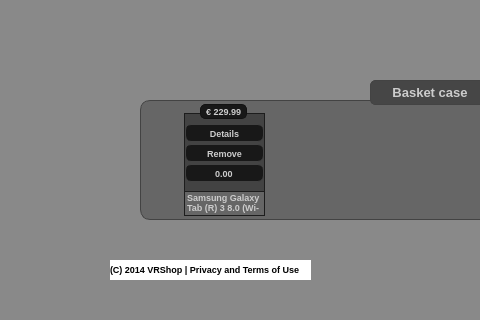
Above: Dev/OSG/Src/ShopScene/libShoppingPlace/VRShoppingPlace_GUI.ui from octaviansoldea/VRShop before the change; both pictures show x 0 to 480 and y 380 to 700 of the 1135 by 949 pixel window. Below: the same form after it.
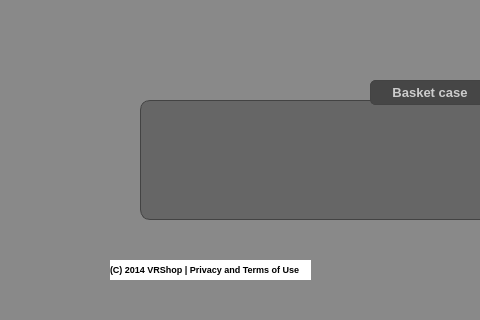
That is the form after the change. Icons and pictures are not drawn. Custom widgets are drawn as their Qt base class.

Commit message: Basket done; debugging

Diff of the .ui file:
```diff
--- a/Dev/OSG/Src/ShopScene/libShoppingPlace/VRShoppingPlace_GUI.ui
+++ b/Dev/OSG/Src/ShopScene/libShoppingPlace/VRShoppingPlace_GUI.ui
@@ -810,361 +810,6 @@
          <bool>true</bool>
         </property>
        </widget>
-       <widget class="VR::VRQFrame" name="m_pVRQFrameProductItem">
-        <property name="geometry">
-         <rect>
-          <x>44</x>
-          <y>13</y>
-          <width>81</width>
-          <height>103</height>
-         </rect>
-        </property>
-        <property name="maximumSize">
-         <size>
-          <width>81</width>
-          <height>16777215</height>
-         </size>
-        </property>
-        <property name="mouseTracking">
-         <bool>true</bool>
-        </property>
-        <property name="autoFillBackground">
-         <bool>false</bool>
-        </property>
-        <property name="styleSheet">
-         <string notr="true">QFrame	{
-	border: 1px solid rgb(29,29,29);
-	border-radius: 0px;
-	background-color: rgb(67,67,67);
-}</string>
-        </property>
-        <property name="frameShape">
-         <enum>QFrame::StyledPanel</enum>
-        </property>
-        <property name="frameShadow">
-         <enum>QFrame::Raised</enum>
-        </property>
-        <widget class="QLabel" name="m_pLabelProductInfo">
-         <property name="geometry">
-          <rect>
-           <x>1</x>
-           <y>77</y>
-           <width>79</width>
-           <height>25</height>
-          </rect>
-         </property>
-         <property name="font">
-          <font>
-           <family>Arial</family>
-           <pointsize>7</pointsize>
-           <weight>75</weight>
-           <bold>true</bold>
-           <strikeout>false</strikeout>
-           <stylestrategy>PreferDefault</stylestrategy>
-          </font>
-         </property>
-         <property name="acceptDrops">
-          <bool>true</bool>
-         </property>
-         <property name="styleSheet">
-          <string notr="true">QLabel {
-	color: rgb(204,204,204);
-	background-color:rgb(102,102,102);
-	border-radius:0px;
-	border:0px;
-}
-
-/*
-	border: 1px solid rgb(67,67,67);
-*/</string>
-         </property>
-         <property name="text">
-          <string>Samsung Galaxy Tab (R) 3 8.0 (Wi-Fi) White</string>
-         </property>
-         <property name="textFormat">
-          <enum>Qt::PlainText</enum>
-         </property>
-         <property name="scaledContents">
-          <bool>false</bool>
-         </property>
-         <property name="alignment">
-          <set>Qt::AlignLeading|Qt::AlignLeft|Qt::AlignTop</set>
-         </property>
-         <property name="wordWrap">
-          <bool>true</bool>
-         </property>
-         <property name="margin">
-          <number>-1</number>
-         </property>
-         <property name="indent">
-          <number>0</number>
-         </property>
-        </widget>
-        <widget class="QLabel" name="m_pLabelProductImage">
-         <property name="geometry">
-          <rect>
-           <x>0</x>
-           <y>0</y>
-           <width>81</width>
-           <height>79</height>
-          </rect>
-         </property>
-         <property name="mouseTracking">
-          <bool>true</bool>
-         </property>
-         <property name="styleSheet">
-          <string notr="true">QLabel	{
-	border: 1px solid rgb(29,29,29);
-	border-radius: 0px;
-	padding:0px;
-}</string>
-         </property>
-         <property name="text">
-          <string/>
-         </property>
-         <property name="textFormat">
-          <enum>Qt::PlainText</enum>
-         </property>
-         <property name="pixmap">
-          <pixmap>../../../../../../../Matej/Images/blueFlowers.bmp</pixmap>
-         </property>
-         <property name="scaledContents">
-          <bool>true</bool>
-         </property>
-         <property name="margin">
-          <number>0</number>
-         </property>
-         <property name="indent">
-          <number>0</number>
-         </property>
-        </widget>
-        <widget class="QFrame" name="m_pFrameProductItemHover">
-         <property name="enabled">
-          <bool>true</bool>
-         </property>
-         <property name="geometry">
-          <rect>
-           <x>1</x>
-           <y>1</y>
-           <width>79</width>
-           <height>77</height>
-          </rect>
-         </property>
-         <property name="maximumSize">
-          <size>
-           <width>81</width>
-           <height>16777215</height>
-          </size>
-         </property>
-         <property name="autoFillBackground">
-          <bool>false</bool>
-         </property>
-         <property name="styleSheet">
-          <string notr="true">QFrame	{
-	border:0px;
-	border-radius: 0px;
-	background-color: rgba(67,67,67,200);
-}
-
-/*
-	border: 1px solid rgb(29,29,29);
-*/</string>
-         </property>
-         <property name="frameShape">
-          <enum>QFrame::StyledPanel</enum>
-         </property>
-         <property name="frameShadow">
-          <enum>QFrame::Raised</enum>
-         </property>
-         <widget class="QPushButton" name="m_pPushButtonDetails">
-          <property name="geometry">
-           <rect>
-            <x>0</x>
-            <y>10</y>
-            <width>79</width>
-            <height>18</height>
-           </rect>
-          </property>
-          <property name="font">
-           <font>
-            <family>Arial</family>
-            <pointsize>7</pointsize>
-            <weight>75</weight>
-            <bold>true</bold>
-           </font>
-          </property>
-          <property name="styleSheet">
-           <string notr="true">/*
-QPushButton {
-	border: 2px solid #8f8f91;
-	border-radius: 6px;
-	background-color: qlineargradient(x1: 0, y1: 0, x2: 0, y2: 1,
-                                       stop: 0 #f6f7fa, stop: 1 #dadbde);
-	min-width: 75px;
-	max-width: 75px;
-}
-	background-color: rgb(204,204,204);
-
-*/
-QPushButton {
-	color: rgb(204,204,204);
-	border: 1px solid rgb(67,67,67);
-	border-radius: 6px;
-	background-color:rgb(24,24,24);
-
-	width: 81px;
-}
-
-QPushButton:hover {
-	color: white;
-}
-
-
-
-</string>
-          </property>
-          <property name="text">
-           <string>Details</string>
-          </property>
-         </widget>
-         <widget class="QPushButton" name="m_pPushButtonRemove">
-          <property name="geometry">
-           <rect>
-            <x>0</x>
-            <y>30</y>
-            <width>79</width>
-            <height>18</height>
-           </rect>
-          </property>
-          <property name="font">
-           <font>
-            <family>Arial</family>
-            <pointsize>7</pointsize>
-            <weight>75</weight>
-            <bold>true</bold>
-           </font>
-          </property>
-          <property name="styleSheet">
-           <string notr="true">QPushButton {
-	color: rgb(204,204,204);
-	border: 1px solid rgb(67,67,67);
-	border-radius: 6px;
-	background-color:rgb(24,24,24);
-
-	width: 81px;
-}
-
-QPushButton:hover {
-	color: white;
-}</string>
-          </property>
-          <property name="text">
-           <string>Remove</string>
-          </property>
-         </widget>
-         <widget class="QDoubleSpinBox" name="m_pDoubleSpinBoxQuantity">
-          <property name="geometry">
-           <rect>
-            <x>0</x>
-            <y>50</y>
-            <width>79</width>
-            <height>18</height>
-           </rect>
-          </property>
-          <property name="maximumSize">
-           <size>
-            <width>79</width>
-            <height>18</height>
-           </size>
-          </property>
-          <property name="font">
-           <font>
-            <family>Arial</family>
-            <pointsize>7</pointsize>
-            <weight>75</weight>
-            <bold>true</bold>
-           </font>
-          </property>
-          <property name="autoFillBackground">
-           <bool>false</bool>
-          </property>
-          <property name="styleSheet">
-           <string notr="true">QDoubleSpinBox {
-	width: 81px;
-	border-radius: 6px;
-	padding-left: 5px;
-	padding-right: 5px;
-
-	color: rgb(204,204,204);
-	border: 1px solid rgb(67,67,67);
-	background-color:rgb(24,24,24);
-}	
-
-QDoubleSpinBox::up-button {
-	subcontrol-origin: border;
-	subcontrol-position: right;
-	border-width: 0px;
-}
-
-QDoubleSpinBox::up-arrow {
-	image: url(C:/Projekti/arrow_right.png);
-	width: 10px;
-	height: 10px;
-}
-
-QDoubleSpinBox::down-button {
-	subcontrol-origin: border;
-	subcontrol-position: left;
-	border-width: 0px;
-}
-
-QDoubleSpinBox::down-arrow {
-	image: url(C:/Projekti/arrow_left.png);
-	width: 10px;
-	height: 10px;
-}</string>
-          </property>
-          <property name="alignment">
-           <set>Qt::AlignCenter</set>
-          </property>
-         </widget>
-        </widget>
-       </widget>
-       <widget class="QLabel" name="m_pLabelBasketProductPrice">
-        <property name="geometry">
-         <rect>
-          <x>60</x>
-          <y>4</y>
-          <width>47</width>
-          <height>15</height>
-         </rect>
-        </property>
-        <property name="font">
-         <font>
-          <family>Arial</family>
-          <pointsize>7</pointsize>
-          <weight>75</weight>
-          <bold>true</bold>
-         </font>
-        </property>
-        <property name="styleSheet">
-         <string notr="true">QLabel {
-	color: rgb(204,204,204);
-	border-radius: 5px;
-	border: 1px solid rgb(18,18,18);
-	background-color:rgb(24,24,24);
-}
-
-/*
-rgb(70,70,70);*/</string>
-        </property>
-        <property name="text">
-         <string>€ 229.99</string>
-        </property>
-        <property name="alignment">
-         <set>Qt::AlignCenter</set>
-        </property>
-       </widget>
       </widget>
       <widget class="QLabel" name="m_pLabelBasketCase">
        <property name="geometry">
@@ -1479,12 +1124,6 @@
    <header location="global">osgqt_widget.h</header>
    <container>1</container>
   </customwidget>
-  <customwidget>
-   <class>VR::VRQFrame</class>
-   <extends>QFrame</extends>
-   <header location="global">vrqframe.h</header>
-   <container>1</container>
-  </customwidget>
  </customwidgets>
  <resources/>
  <connections/>
```
Left out of the diff: 6 changed lines with no effect on the pictures. The commit also changes 33 other files.
